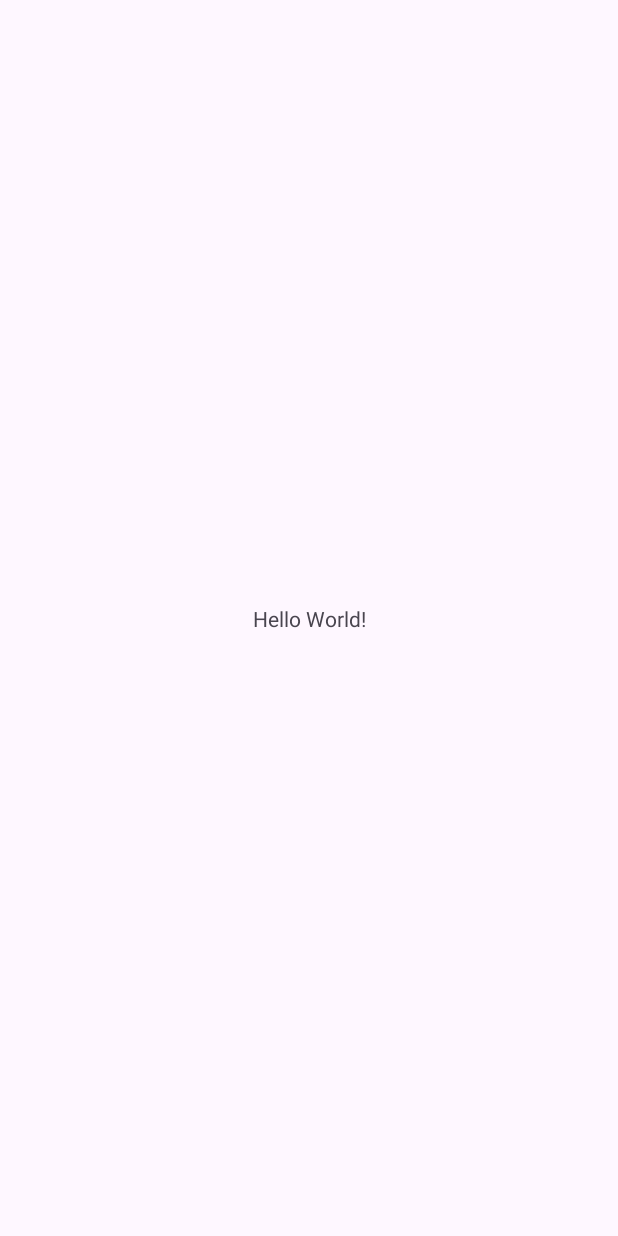
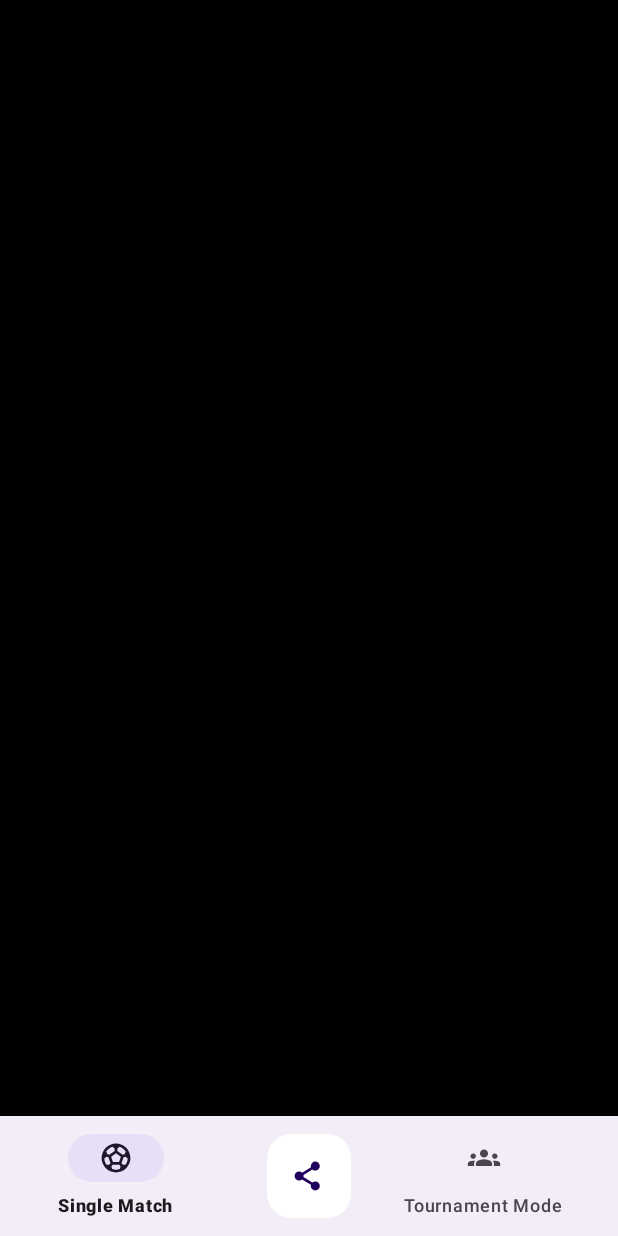
Before and after one commit to Mahim021/FootyFlick, an Android app: the screen it shows after launch (MainActivity), on a phone screen of 412 x 824 dp. Before the commit the screen is almost empty. Run offline under Robolectric (Android 15) with nearby library versions, the phone set to English and light mode, and no system bars.

Commit message:
Add share button as a nav bar cut out.

```diff
--- /dev/null
+++ b/app/src/main/res/drawable/share.xml
@@ -0,0 +1,5 @@
+<vector xmlns:android="http://schemas.android.com/apk/res/android" android:height="24dp" android:viewportHeight="960" android:viewportWidth="960" android:width="24dp">
+
+    <path android:fillColor="#050A05" android:pathData="M648,864q-50,0 -85,-35t-35,-85q0,-9 4,-29L295,570q-16,14 -36.05,22 -20.04,8 -42.95,8 -50,0 -85,-35t-35,-85q0,-50 35,-85t85,-35q23,0 43,8t36,22l237,-145q-2,-7 -3,-13.81 -1,-6.81 -1,-15.19 0,-50 35,-85t85,-35q50,0 85,35t35,85q0,50 -35,85t-85,35q-23,0 -43,-8t-36,-22L332,451q2,7 3,13.81 1,6.81 1,15.19 0,8.38 -1,15.19 -1,6.81 -3,13.81l237,145q16,-14 36.05,-22 20.04,-8 42.95,-8 50,0 85,35t35,85q0,50 -35,85t-85,35Z"/>
+
+</vector>
--- a/app/src/main/res/layout/activity_main.xml
+++ b/app/src/main/res/layout/activity_main.xml
@@ -1,19 +1,45 @@
 <?xml version="1.0" encoding="utf-8"?>
-<androidx.constraintlayout.widget.ConstraintLayout xmlns:android="http://schemas.android.com/apk/res/android"
+<androidx.coordinatorlayout.widget.CoordinatorLayout xmlns:android="http://schemas.android.com/apk/res/android"
     xmlns:app="http://schemas.android.com/apk/res-auto"
     xmlns:tools="http://schemas.android.com/tools"
     android:id="@+id/main"
     android:layout_width="match_parent"
     android:layout_height="match_parent"
+    android:background="@color/black"
     tools:context=".MainActivity">
 
-    <TextView
+    <FrameLayout
+        android:layout_width="match_parent"
+        android:layout_height="match_parent"
+        android:id="@+id/frame_layout"/>
+
+    <com.google.android.material.bottomappbar.BottomAppBar
+        android:layout_width="match_parent"
+        android:layout_height="wrap_content"
+        android:background="@color/white"
+        android:id="@+id/bottomAppBar"
+        android:layout_gravity="bottom"
+        app:fabCradleMargin="10dp"
+        app:fabCradleRoundedCornerRadius="50dp"
+        app:fabCradleVerticalOffset="10dp"
+        app:fabAlignmentMode="center">
+
+        <com.google.android.material.bottomnavigation.BottomNavigationView
+            android:layout_width="wrap_content"
+            android:layout_height="wrap_content"
+            android:id="@+id/bottomNavigationView"
+            android:layout_marginEnd="20dp"
+            android:background="@android:color/transparent"
+            app:labelVisibilityMode="labeled"
+            app:menu="@menu/bottom_menu"/>
+
+    </com.google.android.material.bottomappbar.BottomAppBar>
+
+    <com.google.android.material.floatingactionbutton.FloatingActionButton
         android:layout_width="wrap_content"
         android:layout_height="wrap_content"
-        android:text="Hello World!"
-        app:layout_constraintBottom_toBottomOf="parent"
-        app:layout_constraintEnd_toEndOf="parent"
-        app:layout_constraintStart_toStartOf="parent"
-        app:layout_constraintTop_toTopOf="parent" />
+        android:backgroundTint="@color/white"
+        android:src="@drawable/share"
+        app:layout_anchor="@id/bottomAppBar"/>
 
-</androidx.constraintlayout.widget.ConstraintLayout>
+</androidx.coordinatorlayout.widget.CoordinatorLayout>
--- a/app/src/main/res/menu/bottom_menu.xml
+++ b/app/src/main/res/menu/bottom_menu.xml
@@ -1,4 +1,18 @@
 <?xml version="1.0" encoding="utf-8"?>
 <menu xmlns:android="http://schemas.android.com/apk/res/android">
+    <item
+        android:id="@+id/single_match"
+        android:title="Single Match"
+        android:icon="@drawable/single_light"/>
+
+    <item
+        android:id="@+id/fab"
+        android:title=""
+        android:enabled="false"/>
+
+    <item
+        android:id="@+id/tournament"
+        android:title="Tournament Mode"
+        android:icon="@drawable/multiple_light"/>
 
 </menu>
```
